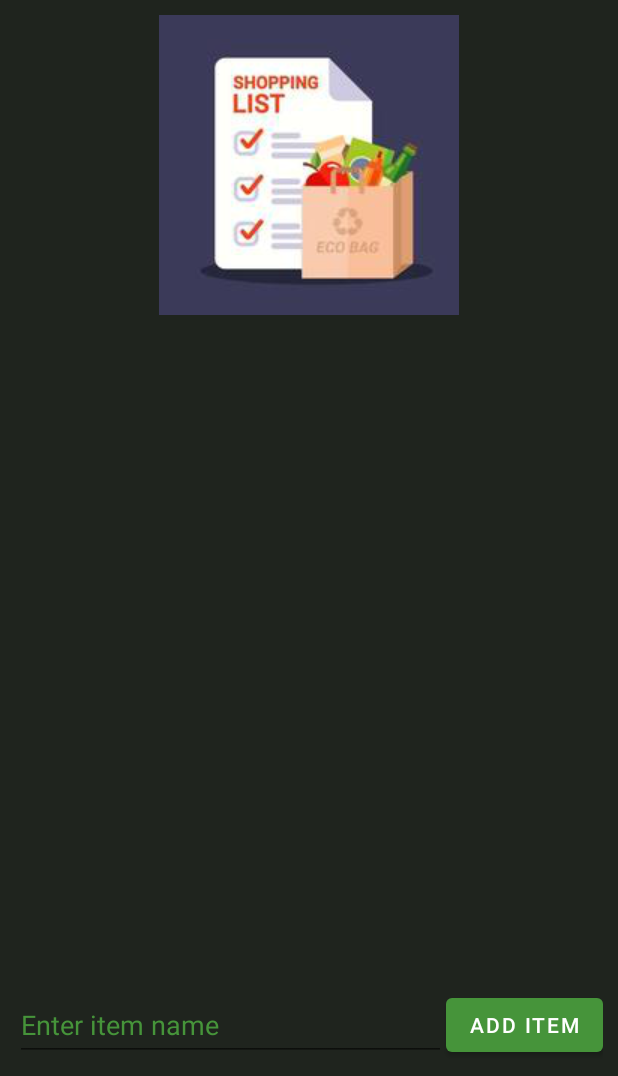
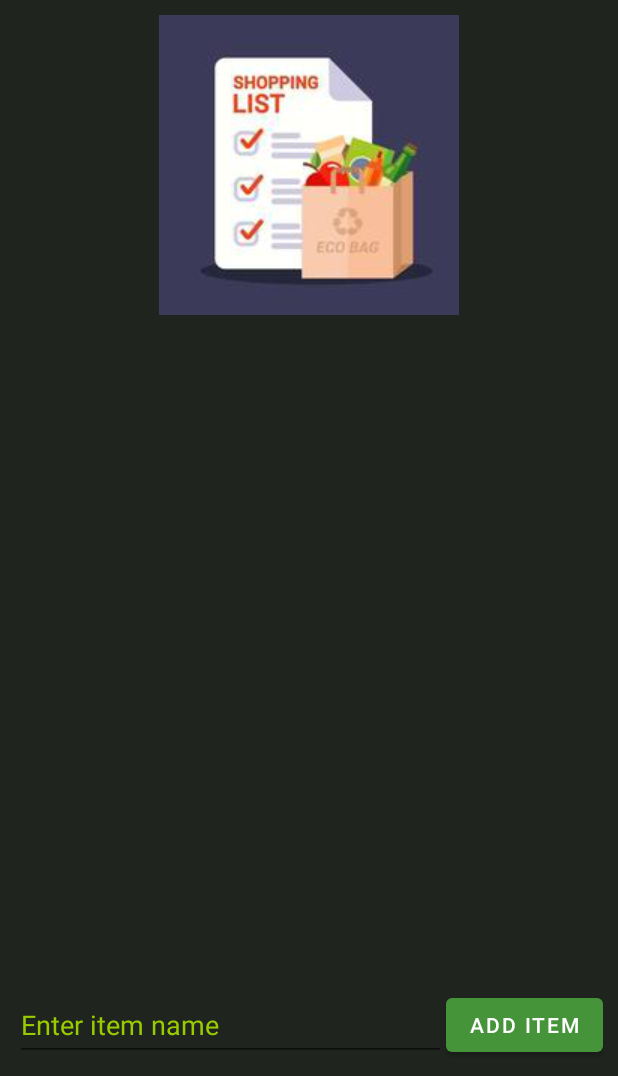
Before and after one commit to aditya-arcot/GroceryList, an Android app: the ListActivity screen opened directly, with no data from a screen before it, on a phone screen of 412 x 824 dp, the part 160-1236 px from its top. Run offline under Robolectric (Android 15) with nearby library versions, the phone set to English and light mode, and no system bars.

Commit message:
Accessibility: Changing color to be more easily read on dark background

```diff
--- a/app/src/main/res/layout/activity_list.xml
+++ b/app/src/main/res/layout/activity_list.xml
@@ -70,7 +70,7 @@
         <EditText
             android:id="@+id/list_input"
             android:hint="Enter item name"
-            android:textColorHint="@color/green"
+            android:textColorHint="@color/light_green"
             android:textColor="@color/white"
 
             android:layout_weight="1"
--- a/app/src/main/res/layout/activity_pantry.xml
+++ b/app/src/main/res/layout/activity_pantry.xml
@@ -71,7 +71,7 @@
         <EditText
             android:id="@+id/pantry_input"
             android:hint="Enter item name"
-            android:textColorHint="@color/green"
+            android:textColorHint="@color/light_green"
             android:textColor="@color/white"
 
             android:layout_weight="1"
--- a/app/src/main/res/values/colors.xml
+++ b/app/src/main/res/values/colors.xml
@@ -8,6 +8,7 @@
 
     <color name="grey">#1f241e</color>
     <color name="green">#46943a</color>
+    <color name="light_green">@android:color/holo_green_light</color>
     <color name="black">#FF000000</color>
     <color name="white">#FFFFFFFF</color>
 
```
